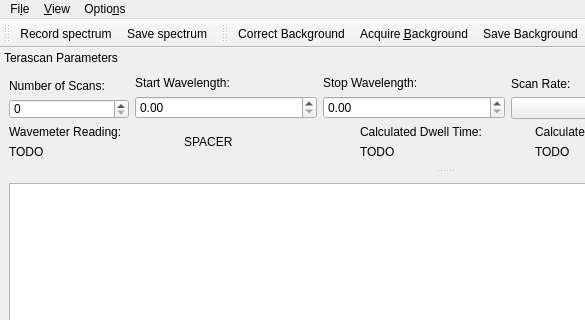
mvchalupnik/qudi, file gui/m2_scanner/ui_m2scanner.ui: the form before one commit; both pictures show x 0 to 585 and y 0 to 320 of the 889 by 783 pixel window.
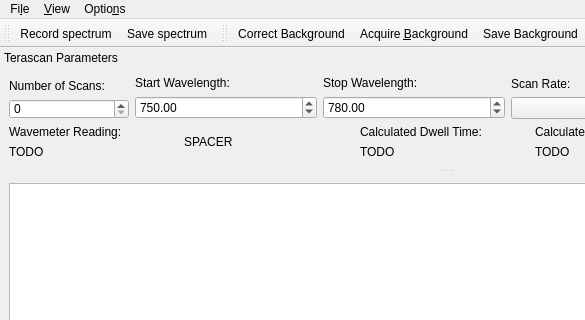
The form after the commit. Icons and pictures are not drawn. Custom widgets are drawn as their Qt base class.

```diff
--- a/gui/m2_scanner/ui_m2scanner.ui
+++ b/gui/m2_scanner/ui_m2scanner.ui
@@ -150,7 +150,17 @@
           </widget>
          </item>
          <item>
-          <widget class="QDoubleSpinBox" name="startWvln_doubleSpinBox"/>
+          <widget class="QDoubleSpinBox" name="startWvln_doubleSpinBox">
+           <property name="maximum">
+            <double>1000.000000000000000</double>
+           </property>
+           <property name="singleStep">
+            <double>1.000000000000000</double>
+           </property>
+           <property name="value">
+            <double>750.000000000000000</double>
+           </property>
+          </widget>
          </item>
         </layout>
        </item>
@@ -164,7 +174,14 @@
           </widget>
          </item>
          <item>
-          <widget class="QDoubleSpinBox" name="stopWvln_doubleSpinBox"/>
+          <widget class="QDoubleSpinBox" name="stopWvln_doubleSpinBox">
+           <property name="maximum">
+            <double>1000.000000000000000</double>
+           </property>
+           <property name="value">
+            <double>780.000000000000000</double>
+           </property>
+          </widget>
          </item>
         </layout>
        </item>
```
Left out of the diff: 10 changed lines with no effect on the pictures.
